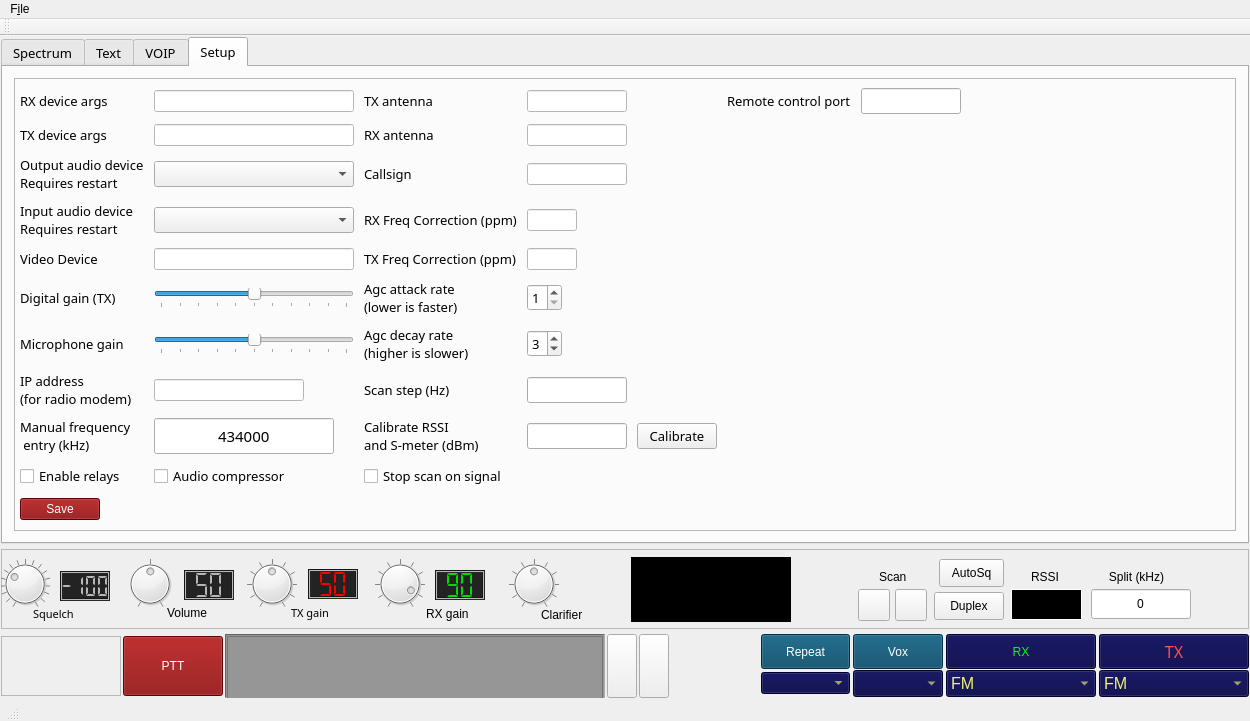
Before: the Qt Designer form mainwindow.ui in qradiolink/qradiolink, drawn with Qt 5.
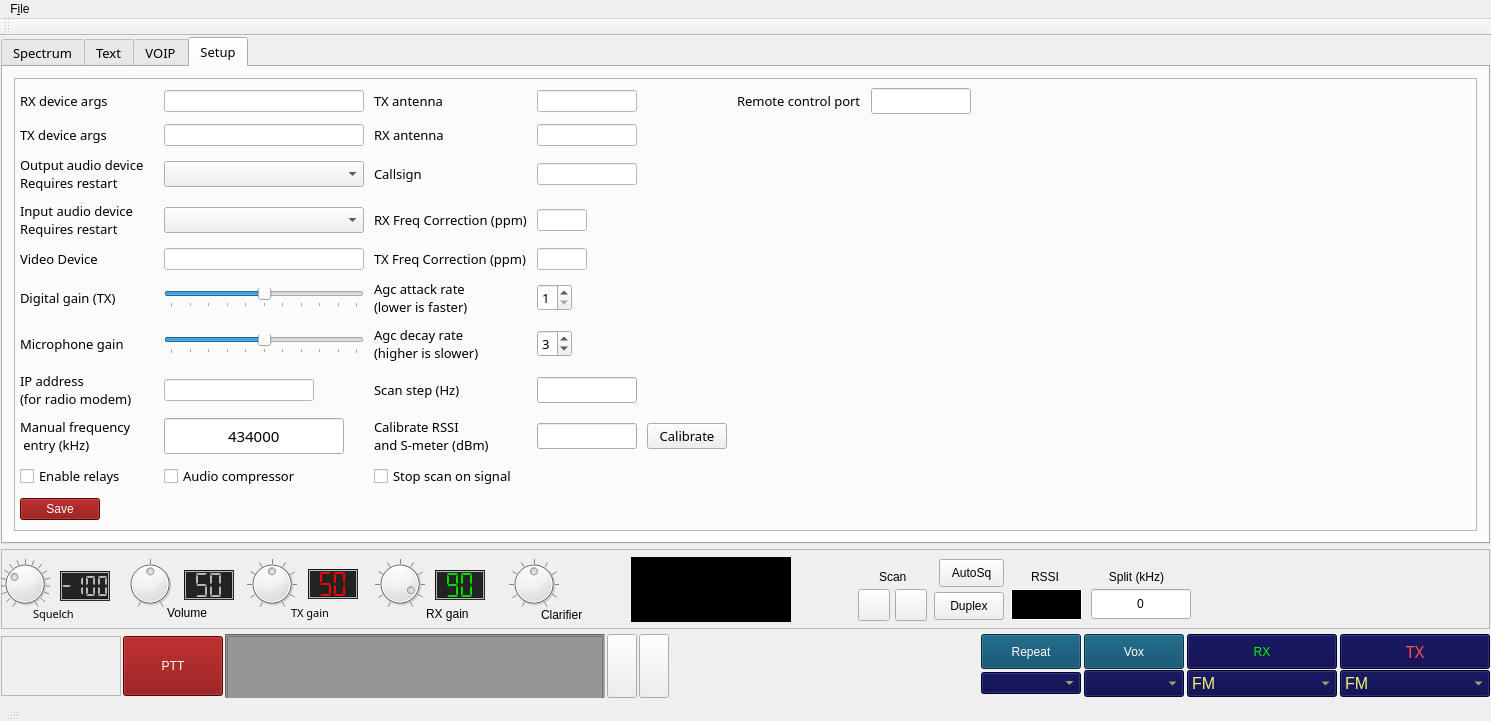
After: the same form once the commit is applied. Icons and pictures are not drawn. Custom widgets are drawn as their Qt base class.

What changed in the file:
```diff
--- a/mainwindow.ui
+++ b/mainwindow.ui
@@ -6,7 +6,7 @@
    <rect>
     <x>0</x>
     <y>0</y>
-    <width>1250</width>
+    <width>1491</width>
     <height>721</height>
    </rect>
   </property>
@@ -2414,7 +2414,14 @@
               </widget>
              </item>
              <item row="4" column="1">
-              <widget class="QComboBox" name="audioInputComboBox"/>
+              <widget class="QComboBox" name="audioInputComboBox">
+               <property name="sizePolicy">
+                <sizepolicy hsizetype="MinimumExpanding" vsizetype="Fixed">
+                 <horstretch>0</horstretch>
+                 <verstretch>0</verstretch>
+                </sizepolicy>
+               </property>
+              </widget>
              </item>
              <item row="10" column="2">
               <widget class="QLabel" name="label_24">
@@ -2507,7 +2514,14 @@
               </widget>
              </item>
              <item row="3" column="1">
-              <widget class="QComboBox" name="audioOutputComboBox"/>
+              <widget class="QComboBox" name="audioOutputComboBox">
+               <property name="sizePolicy">
+                <sizepolicy hsizetype="MinimumExpanding" vsizetype="Fixed">
+                 <horstretch>0</horstretch>
+                 <verstretch>0</verstretch>
+                </sizepolicy>
+               </property>
+              </widget>
              </item>
              <item row="1" column="3">
               <widget class="QLineEdit" name="lineEditTXAntenna">
@@ -4601,7 +4615,7 @@
     <rect>
      <x>0</x>
      <y>0</y>
-     <width>1250</width>
+     <width>1491</width>
      <height>30</height>
     </rect>
    </property>
```
